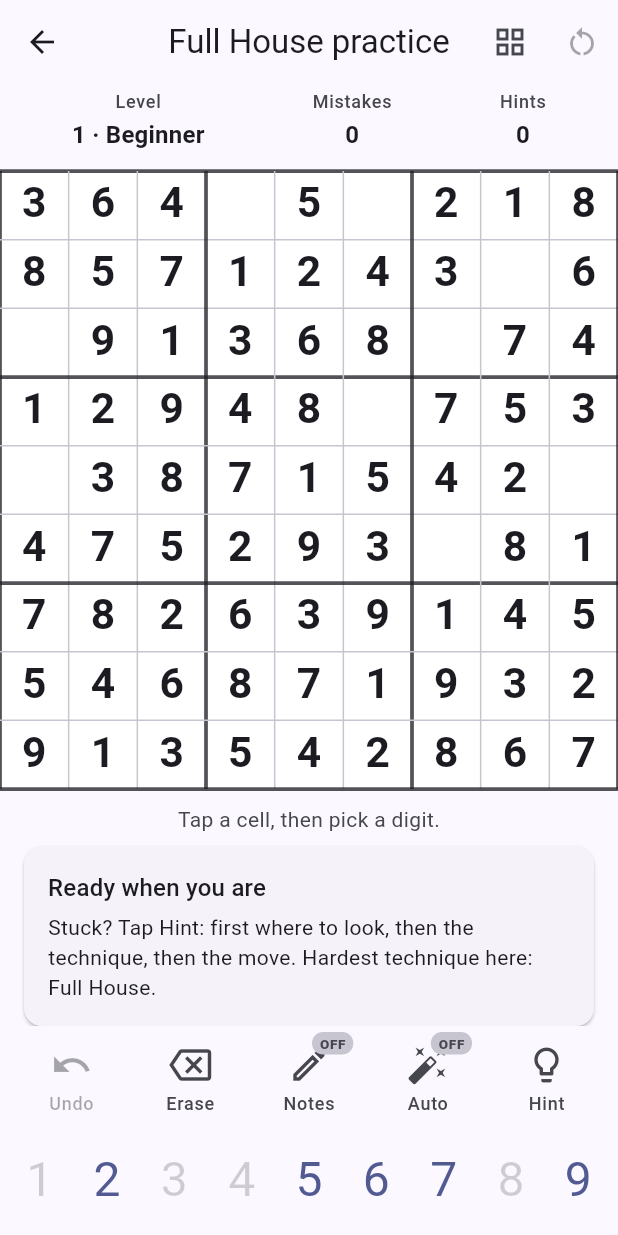
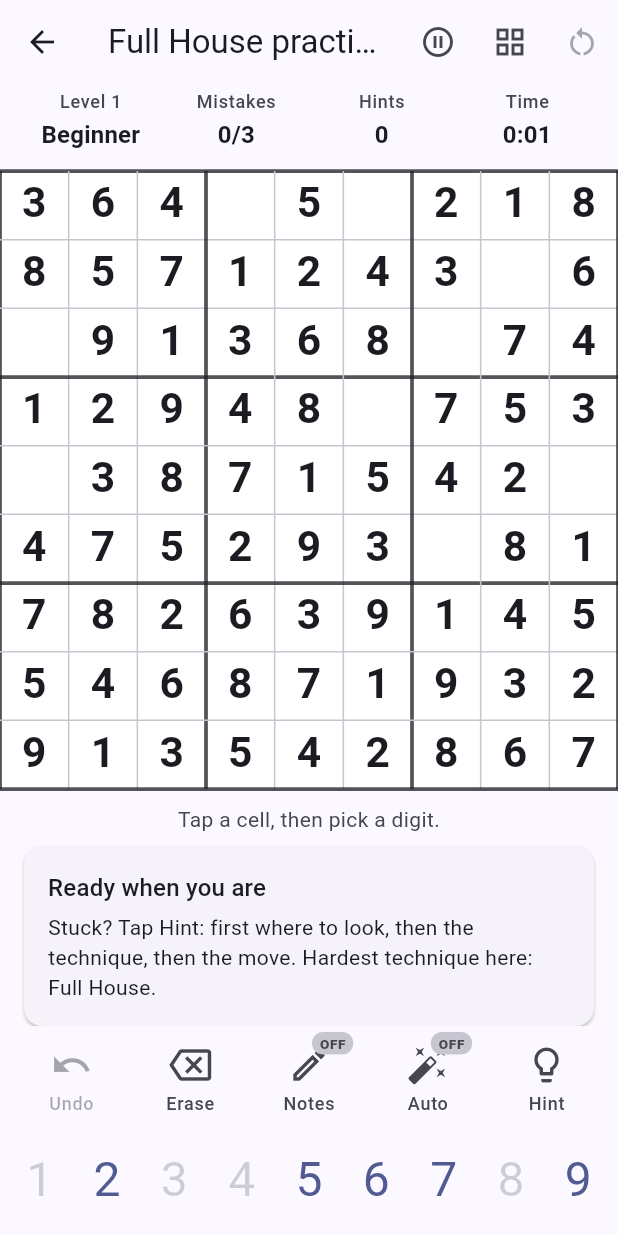
Before and after one commit to johnkg/sudoku-solver, a Flutter app: the SolveScreen screen opened directly with sample values from the repository, on a phone screen of 412 x 824 dp. Run offline on Flutter 3.47's test engine with Material 3 defaults, Android fonts, the phone set to English and light mode, and no system bars; our stand-ins replace shared_preferences; accounts and stored records are empty.

Commit message:
Add a 3-mistake limit, a game clock and pause
Mistakes show as n/3 and the third offers to start over or keep playing.
The clock is saved with the game, stops while paused, in the background
and once solved, and the board is hidden while paused.

Co-Authored-By: Claude Sonnet 5.5 <noreply@anthropic.com>
Claude-Session: https://claude.ai/code/session_01A5ARPcVpSTN9vK4K7NbA95

```diff
--- a/lib/ui/solve_screen.dart
+++ b/lib/ui/solve_screen.dart
@@ -1,4 +1,7 @@
+import 'dart:async';
+
 import 'package:flutter/material.dart' hide Step;
+import 'package:flutter/foundation.dart' show ValueListenable;
 import 'package:flutter/services.dart';
 
 import '../engine/engine.dart';
@@ -40,7 +43,7 @@ class SolveScreen extends StatefulWidget {
   State<SolveScreen> createState() => _SolveScreenState();
 }
 
-class _SolveScreenState extends State<SolveScreen> {
+class _SolveScreenState extends State<SolveScreen> with WidgetsBindingObserver {
   late final ProgressStore store = ProgressScope.read(context);
   late final SolveController controller = _create();
 
@@ -50,6 +53,13 @@ class _SolveScreenState extends State<SolveScreen> {
 
   /// A level this solve just opened, to tell the player.
   int? _newlyUnlockedLevel;
+
+  Timer? _clock;
+  bool _inBackground = false;
+
+  /// Whether the mistake limit has already been dealt with, so the dialog
+  /// shows once per run of mistakes.
+  late bool _limitHandled = controller.mistakes >= SolveController.maxMistakes;
 
   SolveController _create() {
     final text = widget.puzzle.text;
@@ -74,10 +84,21 @@ class _SolveScreenState extends State<SolveScreen> {
     super.initState();
     _savedSignature = _signature();
     controller.addListener(_onChange);
+    WidgetsBinding.instance.addObserver(this);
+    _clock = Timer.periodic(const Duration(seconds: 1), (_) {
+      if (!_inBackground) controller.tick();
+    });
+  }
+
+  @override
+  void didChangeAppLifecycleState(AppLifecycleState state) {
+    _inBackground = state != AppLifecycleState.resumed;
   }
 
   @override
   void dispose() {
+    _clock?.cancel();
+    WidgetsBinding.instance.removeObserver(this);
     controller.removeListener(_onChange);
     controller.dispose();
     super.dispose();
@@ -89,6 +110,7 @@ class _SolveScreenState extends State<SolveScreen> {
 
   /// Saves the game when it changed, and records the solve when it is done.
   void _onChange() {
+    _checkMistakeLimit();
     if (!widget.recordProgress) return;
     if (controller.solved) {
       if (_recorded) return;
@@ -131,6 +153,42 @@ class _SolveScreenState extends State<SolveScreen> {
     }
   }
 
+  void _checkMistakeLimit() {
+    if (controller.mistakes < SolveController.maxMistakes) {
+      _limitHandled = false;
+    } else if (!_limitHandled && !controller.solved) {
+      _limitHandled = true;
+      // Showing a dialog during a notification would rebuild mid-build.
+      WidgetsBinding.instance.addPostFrameCallback((_) {
+        if (mounted) _showGameOver();
+      });
+    }
+  }
+
+  Future<void> _showGameOver() async {
+    final startOver = await showDialog<bool>(
+      context: context,
+      builder: (context) => AlertDialog(
+        title: const Text('Out of mistakes'),
+        content: Text(
+          'You have made ${SolveController.maxMistakes} mistakes. Start this '
+          'puzzle over, or keep going with the mistakes counted.',
+        ),
+        actions: [
+          TextButton(
+            onPressed: () => Navigator.pop(context, false),
+            child: const Text('Keep playing'),
+          ),
+          FilledButton(
+            onPressed: () => Navigator.pop(context, true),
+            child: const Text('Start over'),
+          ),
+        ],
+      ),
+    );
+    if (startOver ?? false) controller.restart();
+  }
+
   KeyEventResult _onKey(FocusNode node, KeyEvent event) {
     if (event is! KeyDownEvent) return KeyEventResult.ignored;
     final key = event.logicalKey;
@@ -160,6 +218,16 @@ class _SolveScreenState extends State<SolveScreen> {
           centerTitle: true,
           title: Text(widget.puzzle.title),
           actions: [
+            if (!controller.solved)
+              IconButton(
+                tooltip: controller.paused ? 'Resume' : 'Pause',
+                icon: Icon(
+                  controller.paused
+                      ? Icons.play_circle_outline
+                      : Icons.pause_circle_outline,
+                ),
+                onPressed: controller.togglePause,
+              ),
             IconButton(
               tooltip: controller.showCandidates
                   ? 'Hide pencil marks'
@@ -190,8 +258,9 @@ class _SolveScreenState extends State<SolveScreen> {
                   level: widget.puzzle.level,
                   mistakes: controller.mistakes,
                   hints: controller.hintsUsed,
+                  seconds: controller.seconds,
                 );
-                final board = BoardView(
+                final liveBoard = BoardView(
                   board: controller.board,
                   givens: controller.givens,
                   showCandidates: controller.showCandidates,
@@ -201,9 +270,18 @@ class _SolveScreenState extends State<SolveScreen> {
                   marks: controller.marks,
                   onCellTap: controller.select,
                 );
+                final board = controller.paused
+                    ? _PausedBoard(onResume: controller.togglePause)
+                    : liveBoard;
                 final status = _StatusLine(controller: controller);
-                final tools = _ToolBar(controller: controller);
-                final pad = _NumberPad(controller: controller);
+                final tools = _Disabled(
+                  disabled: controller.paused,
+                  child: _ToolBar(controller: controller),
+                );
+                final pad = _Disabled(
+                  disabled: controller.paused,
+                  child: _NumberPad(controller: controller),
+                );
                 final panel = _StepPanel(
                   controller: controller,
                   focus: widget.puzzle.technique,
@@ -275,23 +353,85 @@ class _SolveScreenState extends State<SolveScreen> {
   }
 }
 
-/// Level, mistakes and hints at a glance above the board.
+/// Seconds as `m:ss`, or `h:mm:ss` past an hour.
+String formatClock(int seconds) {
+  final h = seconds ~/ 3600;
+  final m = (seconds % 3600) ~/ 60;
+  final s = (seconds % 60).toString().padLeft(2, '0');
+  return h > 0 ? '$h:${m.toString().padLeft(2, '0')}:$s' : '$m:$s';
+}
+
+/// Stands in for the board while paused, so the puzzle cannot be studied with
+/// the clock stopped.
+class _PausedBoard extends StatelessWidget {
+  const _PausedBoard({required this.onResume});
+
+  final VoidCallback onResume;
+
+  @override
+  Widget build(BuildContext context) {
+    final theme = Theme.of(context);
+    return AspectRatio(
+      aspectRatio: 1,
+      child: Material(
+        color: theme.colorScheme.surfaceContainerHigh,
+        child: InkWell(
+          onTap: onResume,
+          child: Column(
+            mainAxisAlignment: MainAxisAlignment.center,
+            children: [
+              Icon(
+                Icons.play_circle_outline,
+                size: 64,
+                color: theme.colorScheme.primary,
+              ),
+              const SizedBox(height: 8),
+              Text('Paused', style: theme.textTheme.titleLarge),
+              Text('Tap to resume', style: theme.textTheme.bodyMedium),
+            ],
+          ),
+        ),
+      ),
+    );
+  }
+}
+
+/// Greys out and blocks [child] while [disabled].
+class _Disabled extends StatelessWidget {
+  const _Disabled({required this.disabled, required this.child});
+
+  final bool disabled;
+  final Widget child;
+
+  @override
+  Widget build(BuildContext context) => IgnorePointer(
+    ignoring: disabled,
+    child: Opacity(opacity: disabled ? 0.4 : 1, child: child),
+  );
+}
+
+/// Level, mistakes, hints and time at a glance above the board.
 class _StatsRow extends StatelessWidget {
   const _StatsRow({
     required this.level,
     required this.mistakes,
     required this.hints,
+    required this.seconds,
   });
 
   final int level;
   final int mistakes;
   final int hints;
+  final ValueListenable<int> seconds;
 
   @override
   Widget build(BuildContext context) {
     final theme = Theme.of(context);
 
-    Widget stat(String label, String value, {Key? valueKey}) => Column(
+    Widget stat(String label, String value, {Key? valueKey}) => Expanded(
+      child: FittedBox(
+        fit: BoxFit.scaleDown,
+        child: Column(
           mainAxisSize: MainAxisSize.min,
           children: [
             Text(
@@ -309,16 +449,29 @@ class _StatsRow extends StatelessWidget {
               ),
             ),
           ],
+        ),
+      ),
     );
 
     return Padding(
       padding: const EdgeInsets.fromLTRB(12, 4, 12, 12),
       child: Row(
-        mainAxisAlignment: MainAxisAlignment.spaceAround,
         children: [
-          stat('Level', '$level · ${levelNames[level] ?? ''}'),
-          stat('Mistakes', '$mistakes', valueKey: const Key('mistakes-value')),
+          stat('Level $level', levelNames[level] ?? ''),
+          stat(
+            'Mistakes',
+            '$mistakes/${SolveController.maxMistakes}',
+            valueKey: const Key('mistakes-value'),
+          ),
           stat('Hints', '$hints', valueKey: const Key('hints-value')),
+          ValueListenableBuilder<int>(
+            valueListenable: seconds,
+            builder: (context, value, _) => stat(
+              'Time',
+              formatClock(value),
+              valueKey: const Key('time-value'),
+            ),
+          ),
         ],
       ),
     );
@@ -680,6 +833,7 @@ class _Summary extends StatelessWidget {
         ),
         const SizedBox(height: 8),
         Text(
+          '${formatClock(controller.seconds.value)} · '
           '${controller.moveCount} moves · ${controller.mistakes} mistakes · '
           '${controller.hintsUsed} hints (${controller.movesShown} showed the '
           'full move)',
```
Also changed, not shown: lib/ui/solve_controller.dart (+30 -0 lines), 1 other file. Lines whose indentation alone changed are shown as unchanged.
